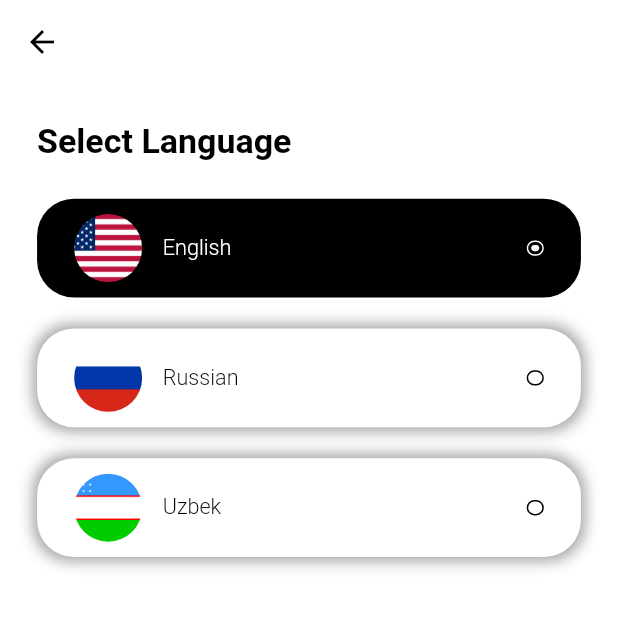
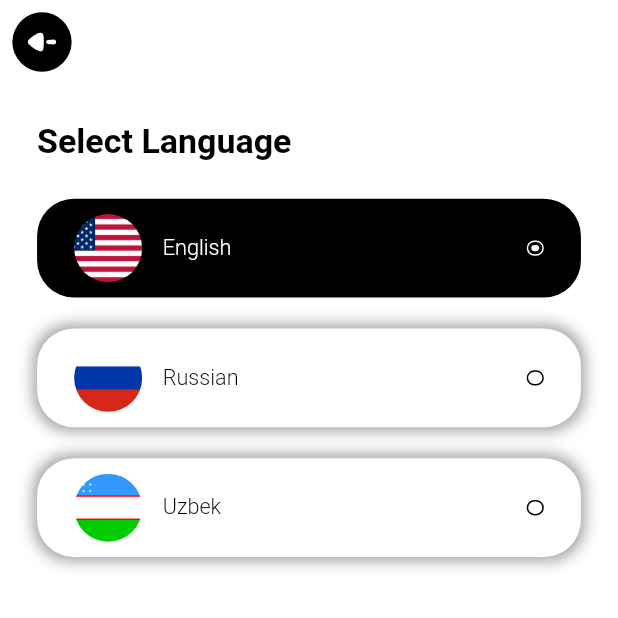
Before and after one commit to Ibrokihimbek/Ishonch-571, a Flutter app: the LanguageScreen screen opened by its route, on a phone screen of 412 x 824 dp, the top half of it. Run offline on Flutter 3.47's test engine with Material 2 defaults, Android fonts, the phone set to English and light mode, and no system bars; drawn by our look-alikes of zoom_tap_animation; our stand-ins replace bloc, connectivity_plus, dio, easy_localization, equatable, flutter_bloc and 6 more; accounts and stored records are empty.

Commit message:
appbar changes

```diff
--- a/lib/screens/bottom_nav/home/drawer/drawer.dart
+++ b/lib/screens/bottom_nav/home/drawer/drawer.dart
@@ -38,6 +38,7 @@ class MyDrawer extends StatelessWidget {
           Container(
             height: 300.h,
             child: ListView(
+              physics: const NeverScrollableScrollPhysics(),
               children: [
                 InkWell(
                   onTap: () {
--- a/lib/screens/bottom_nav/home/drawer/sub_screens/language_screen.dart
+++ b/lib/screens/bottom_nav/home/drawer/sub_screens/language_screen.dart
@@ -21,6 +21,25 @@ class _LanguageScreenState extends State<LanguageScreen> {
   Widget build(BuildContext context) {
     return Scaffold(
       appBar: AppBar(
+        leading: Padding(
+          padding: const EdgeInsets.all(8).r,
+          child: InkWell(
+            borderRadius: BorderRadius.circular(20),
+            onTap: () => Navigator.pop(context),
+            child: Container(
+              padding: const EdgeInsets.all(10).r,
+              width: 10.w,
+              height: 10.h,
+              decoration: BoxDecoration(
+                  color: AppColors.black,
+                  borderRadius: BorderRadius.circular(100)),
+              child: SvgPicture.asset(
+                "assets/svg/arrow_back.svg",
+                width: 10.w,
+              ),
+            ),
+          ),
+        ),
         backgroundColor: Colors.white,
         elevation: 0,
         iconTheme: const IconThemeData(color: AppColors.black),
@@ -41,6 +60,7 @@ class _LanguageScreenState extends State<LanguageScreen> {
             ListView.separated(
               separatorBuilder: (context, index) => SizedBox(height: 20.h),
               shrinkWrap: true,
+              physics: const NeverScrollableScrollPhysics(),
               itemCount: LanguageModel.languages.length,
               itemBuilder: (context, index) {
                 return LanguageWidget(
--- a/lib/screens/bottom_nav/home/drawer/widgets/language_widget.dart
+++ b/lib/screens/bottom_nav/home/drawer/widgets/language_widget.dart
@@ -4,6 +4,7 @@ import 'package:flutter/src/widgets/placeholder.dart';
 import 'package:flutter_screenutil/flutter_screenutil.dart';
 import 'package:ishonch/data/models/language/language_model.dart';
 import 'package:ishonch/utils/text_style.dart';
+import 'package:zoom_tap_animation/zoom_tap_animation.dart';
 
 import '../../../../../utils/app_colors.dart';
 
@@ -23,6 +24,7 @@ class LanguageWidget extends StatelessWidget {
   Widget build(BuildContext context) {
     return InkWell(
       onTap: onTap,
+      child: ZoomTapAnimation(
         child: Container(
           padding: const EdgeInsets.symmetric(horizontal: 24).r,
           decoration: BoxDecoration(
@@ -50,8 +52,9 @@ class LanguageWidget extends StatelessWidget {
               Text(
                 languageModel.Name,
                 style: fontRobotoW300(
-                      appcolor:
-                          selectedLang == i ? AppColors.white : AppColors.black)
+                        appcolor: selectedLang == i
+                            ? AppColors.white
+                            : AppColors.black)
                     .copyWith(fontSize: 14.sp),
               ),
               const Spacer(),
@@ -61,7 +64,8 @@ class LanguageWidget extends StatelessWidget {
                 padding: const EdgeInsets.all(2).r,
                 decoration: BoxDecoration(
                   border: Border.all(
-                  color: selectedLang == i ? AppColors.white : AppColors.black,
+                    color:
+                        selectedLang == i ? AppColors.white : AppColors.black,
                   ),
                   borderRadius: BorderRadius.circular(6),
                 ),
@@ -77,6 +81,7 @@ class LanguageWidget extends StatelessWidget {
             ],
           ),
         ),
+      ),
     );
   }
 }
--- a/pubspec.yaml
+++ b/pubspec.yaml
@@ -41,6 +41,7 @@ flutter:
     - assets/icons/
     - assets/images/
     - assets/loties/
+    - assets/svg/
     - assets/translation/
   fonts:
     - family: Roboto
```
Also changed, not shown: lib/screens/bottom_nav/home/drawer/sub_screens/about_screen.dart (+67 -1 lines). Lines whose indentation alone changed are shown as unchanged.
